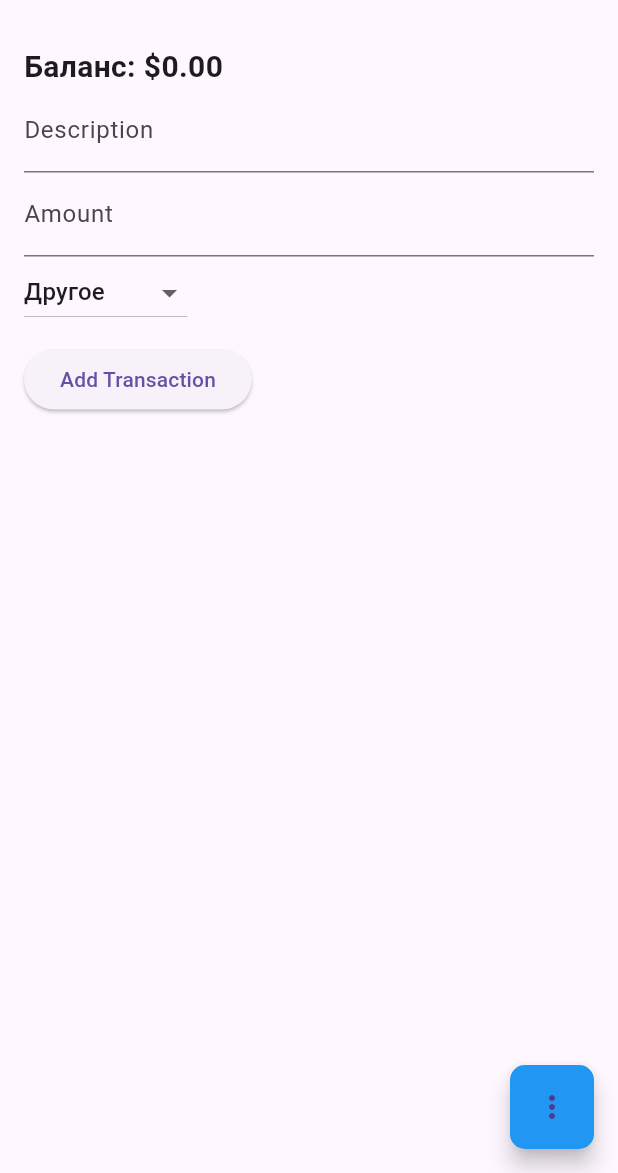
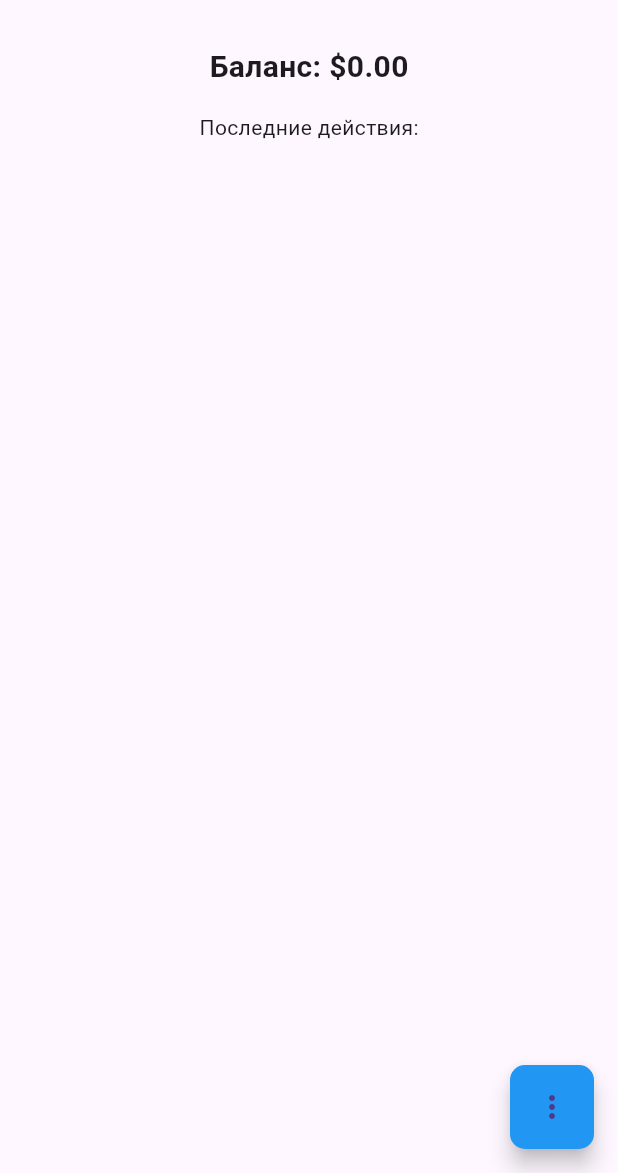
Before and after one commit to T1mka-v0/flutter_application_gerasimenko, a Flutter app: the screen it shows after launch, on a phone screen of 412 x 824 dp, the part 63-1236 px from its top. Run offline on Flutter 3.47's test engine with Material 3 defaults, Android fonts, the phone set to English and light mode, and no system bars.

Commit message:
работает надо добавить меню, настройки, бд и мб интеграцию с валютным апи

```diff
--- a/lib/main.dart
+++ b/lib/main.dart
@@ -1,8 +1,17 @@
 import 'package:flutter/material.dart';
+import 'package:provider/provider.dart';
+import './transaction_manager.dart';
+import './transactions_add_page.dart';
+import './income_add_page.dart';
 
-void main() => runApp(FinanceTrackerApp());
+void main() => runApp(ChangeNotifierProvider(
+      create: (context) => TransactionsService(),
+      child: const FinanceTrackerApp(),
+    ));
 
 class FinanceTrackerApp extends StatelessWidget {
+  const FinanceTrackerApp({super.key});
+
   @override
   Widget build(BuildContext context) {
     return MaterialApp(
@@ -14,47 +23,20 @@
 }
 
 class TransactionPage extends StatefulWidget {
+  const TransactionPage({super.key});
+
   @override
-  _TransactionPageState createState() => _TransactionPageState();
+  TransactionPageState createState() => TransactionPageState();
 }
 
-class _TransactionPageState extends State<TransactionPage> {
-  final List<Transaction> _transactions = [];
-  final _amountController = TextEditingController();
-  final _descriptionController = TextEditingController();
-  String _selectedCategory = 'Другое';
-  final List<String> _categories = ['Еда', 'Тарнспорт', 'Рестораны', 'Другое'];
-
-  void _addTransaction(String type) {
-    final amountText = _amountController.text;
-    final description = _descriptionController.text;
-
-    if (amountText.isEmpty || description.isEmpty) return;
-
-    final amount = double.tryParse(amountText);
-    if (amount == null) return;
-
-    setState(() {
-      _transactions.add(Transaction(
-        description: description,
-        amount: type == 'Expense' ? -amount : amount,
-        date: DateTime.now(),
-        category: _selectedCategory,
-      ));
-    });
-
-    _amountController.clear();
-    _descriptionController.clear();
-  }
-
-  double get _totalBalance =>
-      _transactions.fold(0.0, (sum, item) => sum - item.amount);
-
+class TransactionPageState extends State<TransactionPage> {
   @override
   Widget build(BuildContext context) {
+    final transactionsService = Provider.of<TransactionsService>(context);
+
     return Scaffold(
       appBar: AppBar(
-        title: Text('Трекер финансов'),
+        title: const Text('Трекер финансов'),
       ),
       floatingActionButton: FloatingActionButton(
           onPressed: () {},
@@ -65,26 +47,23 @@
           child: PopupMenuButton<String>(
             onSelected: (value) {
               if (value == 'Income') {
-                showModalBottomSheet<void>(
-                  context: context,
-                  builder: (BuildContext context) {
-                    return Container(
-                      child: Center(
-                        child: Text('Ghdbtn'),
-                      ),
-                    );
-                  },
-                );
+                Navigator.push(
+                    context,
+                    MaterialPageRoute(
+                        builder: (context) => const TransactionsAddPage()));
               } else if (value == 'Expense') {
-                _addTransaction('Expense');
+                Navigator.push(
+                    context,
+                    MaterialPageRoute(
+                        builder: (context) => const IncomeAddPage()));
               }
             },
             itemBuilder: (context) => [
-              PopupMenuItem(
+              const PopupMenuItem(
                 value: 'Income',
                 child: Text('Покупка'),
               ),
-              PopupMenuItem(
+              const PopupMenuItem(
                 value: 'Expense',
                 child: Text('Доход'),
               ),
@@ -97,47 +76,19 @@
             child: Column(
               crossAxisAlignment: CrossAxisAlignment.start,
               children: [
-                Text('Баланс: \$${_totalBalance.toStringAsFixed(2)}',
-                    style:
-                        TextStyle(fontSize: 20, fontWeight: FontWeight.bold)),
-                TextField(
-                  controller: _descriptionController,
-                  decoration: InputDecoration(labelText: 'Description'),
-                ),
-                TextField(
-                  controller: _amountController,
-                  decoration: InputDecoration(labelText: 'Amount'),
-                  keyboardType: TextInputType.number,
-                ),
-                DropdownButton<String>(
-                  value: _selectedCategory,
-                  onChanged: (newValue) {
-                    setState(() {
-                      _selectedCategory = newValue!;
-                    });
-                  },
-                  items: _categories.map((category) {
-                    return DropdownMenuItem(
-                      value: category,
-                      child: Text(category),
-                    );
-                  }).toList(),
-                ),
-                SizedBox(height: 10),
-                ElevatedButton(
-                  onPressed: () {
-                    _addTransaction('Expense');
-                  },
-                  child: Text('Add Transaction'),
-                ),
+                Text(
+                    'Баланс: \$${transactionsService.totalBalance.toStringAsFixed(2)}',
+                    style: const TextStyle(
+                        fontSize: 20, fontWeight: FontWeight.bold)),
               ],
             ),
           ),
+          const Text('Последние действия:'),
           Expanded(
             child: ListView.builder(
-              itemCount: _transactions.length,
+              itemCount: transactionsService.transactions.length,
               itemBuilder: (context, index) {
-                final transaction = _transactions[index];
+                final transaction = transactionsService.transactions[index];
                 return ListTile(
                   title: Text(transaction.description),
                   subtitle: Text(
@@ -151,16 +102,3 @@
     );
   }
 }
-
-class Transaction {
-  final String description;
-  final double amount;
-  final DateTime date;
-  final String category;
-
-  Transaction(
-      {required this.description,
-      required this.amount,
-      required this.date,
-      required this.category});
-}
--- /dev/null
+++ b/lib/transaction_manager.dart
@@ -0,0 +1,53 @@
+import 'package:flutter/material.dart';
+
+class Transaction {
+  final String description;
+  final double amount;
+  final DateTime date;
+  final String category;
+
+  Transaction(
+      {required this.description,
+      required this.amount,
+      required this.date,
+      required this.category});
+}
+
+class Income {
+  final double amount;
+  final DateTime date;
+
+  Income({required this.amount, required this.date});
+}
+
+class TransactionsService extends ChangeNotifier {
+  final List<Transaction> transactions = [];
+  final List<String> transactionCategories = [
+    'Продукты',
+    'Рестораны',
+    'Транспорт',
+    'Развлечения',
+    'Медицина',
+    'Другое'
+  ];
+  final List<Income> incomes = [];
+
+  void addTransaction(Transaction transaction) {
+    transactions.add(transaction);
+    notifyListeners();
+  }
+
+  void addCategory(String category) {
+    transactionCategories.add(category);
+    notifyListeners();
+  }
+
+  double get totalBalance =>
+      incomes.fold(0.0, (sum, item) => sum + item.amount) -
+      transactions.fold(0.0, (sum, item) => sum + item.amount);
+
+  void addIncome(Income income) {
+    incomes.add(Income(amount: income.amount, date: income.date));
+    notifyListeners();
+  }
+}
```
Also changed, not shown: lib/income_add_page.dart (added, +54 -0 lines), lib/transactions_add_page.dart (added, +77 -0 lines), pubspec.yaml (+6 -1 lines), pubspec.lock, 1 other file.
